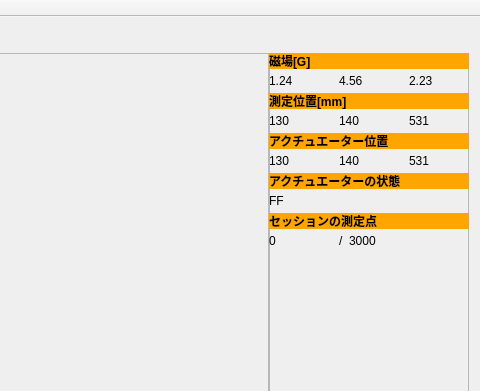
Old version of the form mainwindow.ui in the repository fr0077/magmeasure; both pictures show x 800 to 1280 and y 0 to 391 of the 1280 by 720 pixel window.
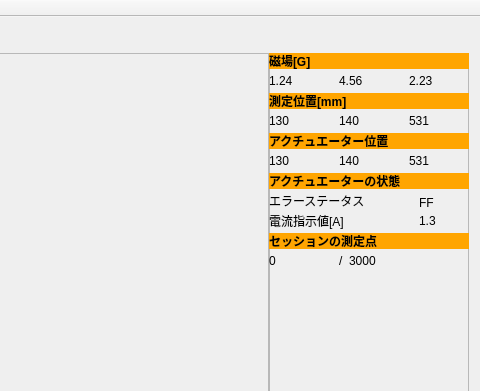
New version of the form. Icons and pictures are not drawn.

The edit to the form file:
```diff
--- a/mainwindow.ui
+++ b/mainwindow.ui
@@ -378,7 +378,7 @@
                <property name="geometry">
                 <rect>
                  <x>0</x>
-                 <y>160</y>
+                 <y>180</y>
                  <width>201</width>
                  <height>16</height>
                 </rect>
@@ -400,7 +400,7 @@
                <property name="geometry">
                 <rect>
                  <x>0</x>
-                 <y>180</y>
+                 <y>200</y>
                  <width>59</width>
                  <height>16</height>
                 </rect>
@@ -413,7 +413,7 @@
                <property name="geometry">
                 <rect>
                  <x>70</x>
-                 <y>180</y>
+                 <y>200</y>
                  <width>59</width>
                  <height>16</height>
                 </rect>
@@ -426,7 +426,7 @@
                <property name="geometry">
                 <rect>
                  <x>80</x>
-                 <y>180</y>
+                 <y>200</y>
                  <width>59</width>
                  <height>16</height>
                 </rect>
@@ -460,10 +460,10 @@
               <widget class="QLabel" name="label_18">
                <property name="geometry">
                 <rect>
-                 <x>0</x>
+                 <x>150</x>
                  <y>140</y>
-                 <width>201</width>
-                 <height>16</height>
+                 <width>51</width>
+                 <height>20</height>
                 </rect>
                </property>
                <property name="text">
@@ -531,6 +531,45 @@
                 <string>140</string>
                </property>
               </widget>
+              <widget class="QLabel" name="label_acterror">
+               <property name="geometry">
+                <rect>
+                 <x>0</x>
+                 <y>140</y>
+                 <width>111</width>
+                 <height>16</height>
+                </rect>
+               </property>
+               <property name="text">
+                <string>エラーステータス</string>
+               </property>
+              </widget>
+              <widget class="QLabel" name="label_actcurrent">
+               <property name="geometry">
+                <rect>
+                 <x>0</x>
+                 <y>160</y>
+                 <width>101</width>
+                 <height>16</height>
+                </rect>
+               </property>
+               <property name="text">
+                <string>電流指示値[A]</string>
+               </property>
+              </widget>
+              <widget class="QLabel" name="actcurrent">
+               <property name="geometry">
+                <rect>
+                 <x>150</x>
+                 <y>160</y>
+                 <width>51</width>
+                 <height>16</height>
+                </rect>
+               </property>
+               <property name="text">
+                <string>1.3</string>
+               </property>
+              </widget>
              </widget>
             </item>
             <item>
```
Left out of the diff: 38 changed lines with no effect on the pictures.
